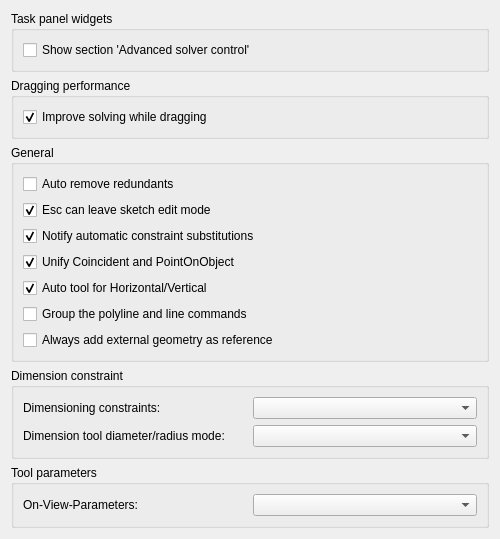
First picture: the form in src/Mod/Sketcher/Gui/SketcherSettings.ui, repository snorkel-marlin-repos/FreeCAD_FreeCAD_pr_20321_76a5ccc0-8c20-4db8-a558-6ca29d920c17, before the edit.
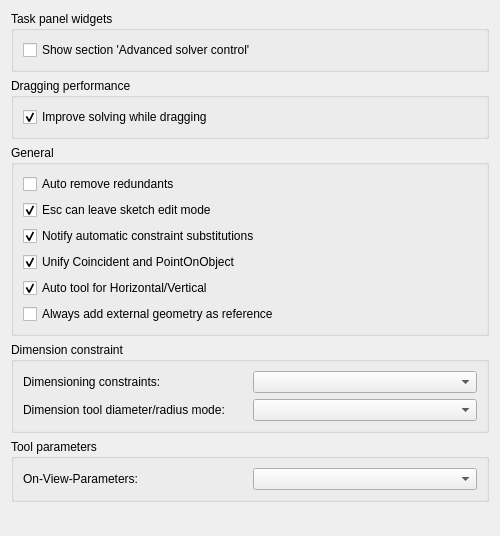
Second picture: the form after the edit. Custom widgets are drawn as their Qt base class.

```diff
--- a/src/Mod/Sketcher/Gui/SketcherSettings.ui
+++ b/src/Mod/Sketcher/Gui/SketcherSettings.ui
@@ -197,25 +197,6 @@
         </property>
        </widget>
       </item>
-      <item>
-       <widget class="Gui::PrefCheckBox" name="checkBoxLineGroup">
-        <property name="toolTip">
-         <string>If checked, show a command group button that contains both the polyline and line commands. Otherwise, each command has its own separate button.</string>
-        </property>
-        <property name="text">
-         <string>Group the polyline and line commands</string>
-        </property>
-        <property name="checked">
-         <bool>false</bool>
-        </property>
-        <property name="prefEntry" stdset="0">
-         <cstring>UnifiedLineCommands</cstring>
-        </property>
-        <property name="prefPath" stdset="0">
-         <cstring>Mod/Sketcher/Commands</cstring>
-        </property>
-       </widget>
-      </item>
       <item>
        <widget class="Gui::PrefCheckBox" name="checkBoxAddExtGeo">
         <property name="toolTip">
```
